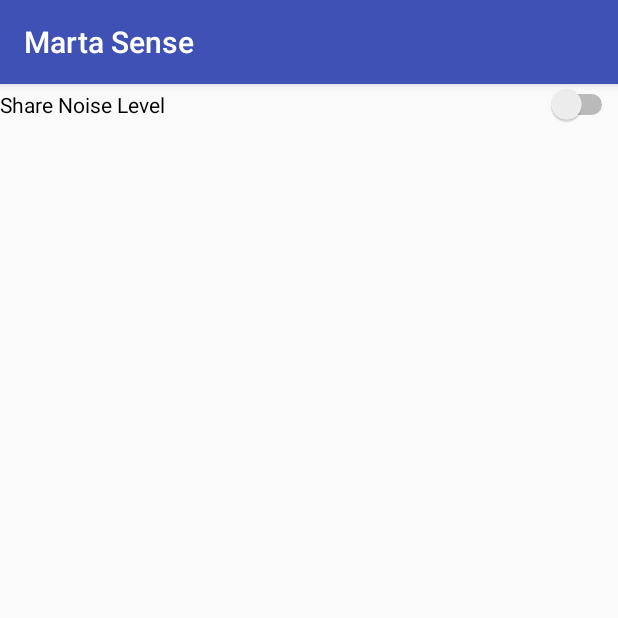
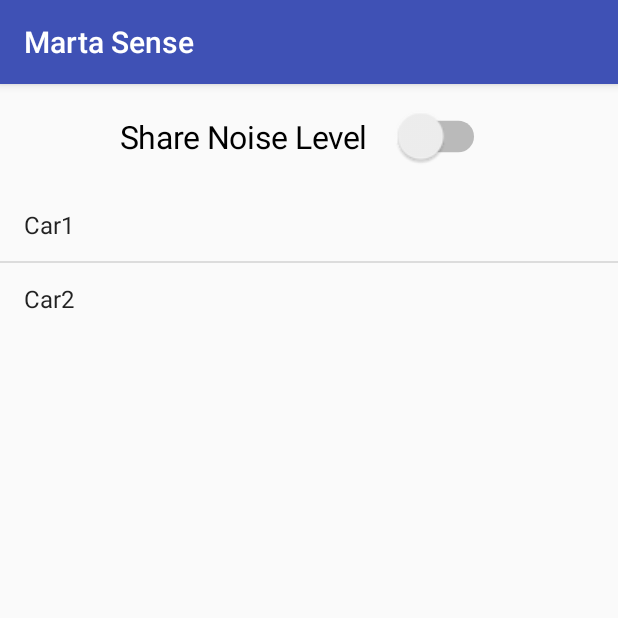
Before and after one commit to jcelliott17/marta-sense, an Android app: the screen it shows after launch (HomeActivity), on a phone screen of 412 x 824 dp, the top half of it. Run offline under Robolectric (Android 15) with nearby library versions, the phone set to English and light mode, and no system bars; our stand-ins replace Firebase (no records; nobody signed in at launch, a user with empty details on screens opened directly).

Commit message:
Add ListView functionality with adapter

```diff
--- a/android/MartaSense/app/src/main/java/com/example/debandjackie/martasense/HomeActivity.java
+++ b/android/MartaSense/app/src/main/java/com/example/debandjackie/martasense/HomeActivity.java
@@ -6,13 +6,18 @@ import android.support.v4.app.ActivityCompat;
 import android.support.v7.app.AppCompatActivity;
 import android.os.Bundle;
 import android.util.Log;
+import android.widget.ArrayAdapter;
 import android.widget.CompoundButton;
+import android.widget.ListView;
 import android.widget.Switch;
 
 import com.google.firebase.database.DatabaseReference;
 import com.google.firebase.database.FirebaseDatabase;
 
 import java.io.IOException;
+import java.util.ArrayList;
+import java.util.List;
+import java.util.Random;
 import java.util.Timer;
 import java.util.TimerTask;
 
@@ -30,6 +35,9 @@ public class HomeActivity extends AppCompatActivity {
     private static final int SOUND_REQUEST_CODE = 773;
     private boolean canRecordSound;
 
+    private List<String> carList;
+    private ListView carListView;
+
     private Switch shareNoiseLevelSwitch;
 
     @Override
@@ -40,10 +48,25 @@ public class HomeActivity extends AppCompatActivity {
         thisCarNoiseReference = database.getReference().child("cars").child(THIS_CAR_ID).child("noise-level");
         thisCarNoiseReference.setValue("jackie-test");
 
+        carListView = (ListView) findViewById(R.id.car_list_view);
+        carList = new ArrayList<>();
+
+        carList.add("Car1");
+        carList.add("Car2");
+
+        final ArrayAdapter<String> arrayAdapter =
+                new ArrayAdapter<>(this,android.R.layout.simple_list_item_1 , carList);
+
+        carListView.setAdapter(arrayAdapter);
+
         shareNoiseLevelSwitch = (Switch) findViewById(R.id.share_noise_level_switch);
         shareNoiseLevelSwitch.setOnCheckedChangeListener(new CompoundButton.OnCheckedChangeListener() {
             @Override
             public void onCheckedChanged(CompoundButton compoundButton, boolean b) {
+                carList.add("New Car" + new Random().nextInt());
+                carList.remove(1);
+                Log.e("ADDED_A_NEW_CAR", "TRUE");
+                arrayAdapter.notifyDataSetChanged();
                 canRecordSound = b;
                 if (canRecordSound) {
                     requestSoundReporting();
@@ -53,6 +76,7 @@ public class HomeActivity extends AppCompatActivity {
                 }
             }
         });
+
     }
 
     private void requestSoundReporting() {
@@ -124,4 +148,6 @@ public class HomeActivity extends AppCompatActivity {
             // permissions this app might request
         }
     }
+
+
 }
--- a/android/MartaSense/app/src/main/res/layout/activity_home.xml
+++ b/android/MartaSense/app/src/main/res/layout/activity_home.xml
@@ -15,10 +15,22 @@
         app:layout_constraintTop_toTopOf="parent" >
 
         <Switch
+            android:layout_width="wrap_content"
+            android:layout_height="wrap_content"
+            android:text="Share Noise Level"
+            android:id="@+id/share_noise_level_switch"
+            android:scaleX="1.5"
+            android:scaleY="1.5"
+            android:thumbTextPadding="40dp"
+            android:layout_centerHorizontal="true"
+            android:padding="25dp"
+            android:switchPadding="10dp"/>
+
+        <ListView
             android:layout_width="match_parent"
             android:layout_height="wrap_content"
-            android:text="Share Noise Level"
-            android:id="@+id/share_noise_level_switch"/>
+            android:id="@+id/car_list_view"
+            android:layout_below="@+id/share_noise_level_switch"></ListView>
     </RelativeLayout>
 
 
```
